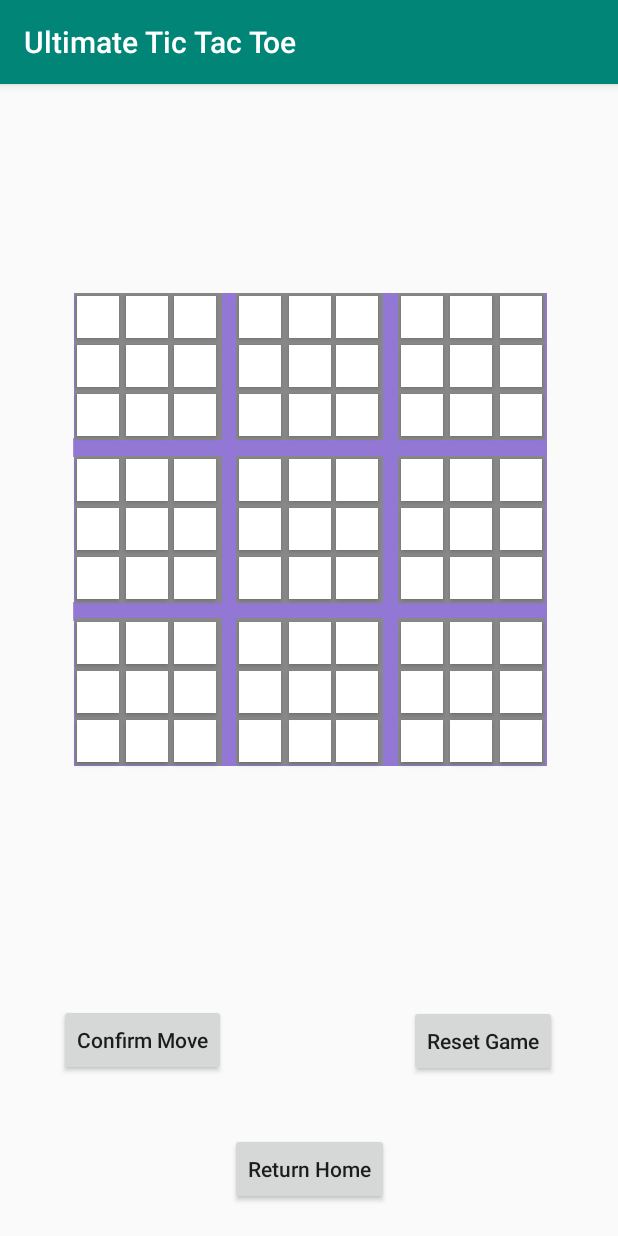
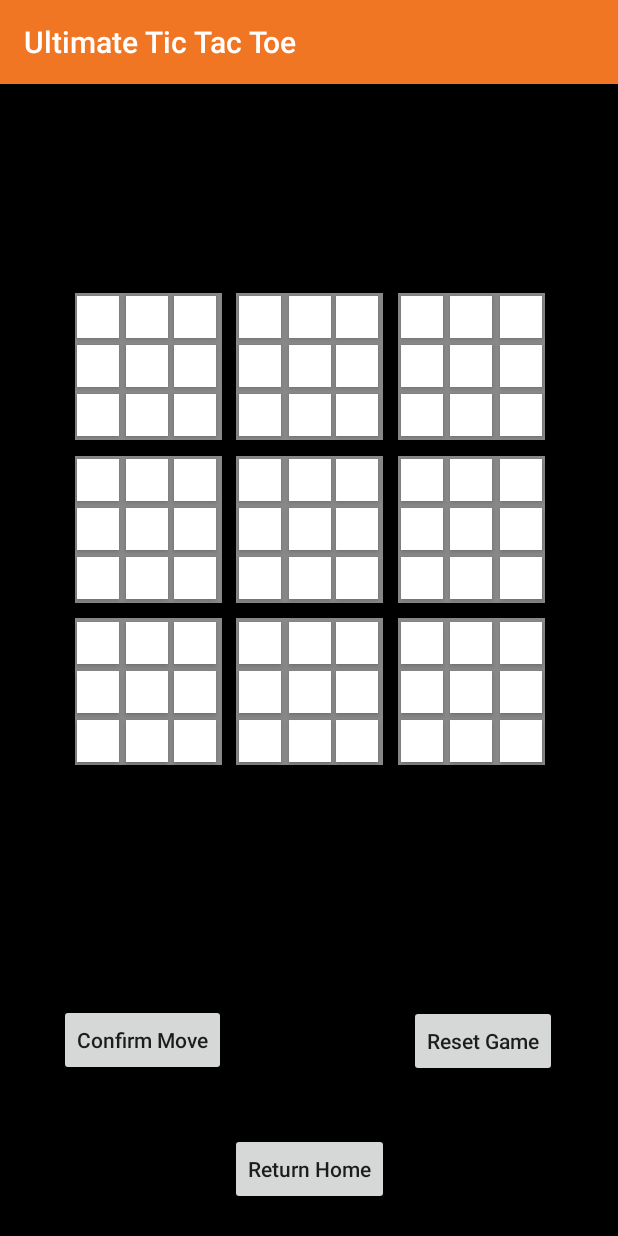
Before and after one commit to djmorel/UltimateTicTacToe, an Android app: the MultiplayerActivity screen opened directly, with no data from a screen before it, on a phone screen of 412 x 824 dp. Run offline under Robolectric (Android 15) with nearby library versions, the phone set to English and light mode, and no system bars.

Commit message:
Version 2.1
Added colors!

```diff
--- a/app/src/main/java/djmorel/bu/edu/ultimatetictactoe/MultiplayerActivity.java
+++ b/app/src/main/java/djmorel/bu/edu/ultimatetictactoe/MultiplayerActivity.java
@@ -159,7 +159,7 @@ public class MultiplayerActivity extends AppCompatActivity implements View.OnCli
                             {
                                 cellwins[Brow][Bcol] = "X";
                                 //Change color of cell to reflect territorial control
-                                colorButton[Brow][Bcol].setBackgroundColor(0xFF9bcdff);
+                                colorButton[Brow][Bcol].setBackgroundColor(0xFF6fa2d6);
                             }
                             else {
                                 cellwins[Brow][Bcol] = "O";
@@ -311,7 +311,7 @@ public class MultiplayerActivity extends AppCompatActivity implements View.OnCli
 
         //Turn on the selected toggle button
         ((ToggleButton) v).setChecked(true);
-        v.setBackgroundColor(Color.GREEN);
+        v.setBackgroundColor(0xFFf07624);
     }
 
     //Resets the board
--- a/app/src/main/java/djmorel/bu/edu/ultimatetictactoe/SinglePlayerActivity.java
+++ b/app/src/main/java/djmorel/bu/edu/ultimatetictactoe/SinglePlayerActivity.java
@@ -159,7 +159,7 @@ public class SinglePlayerActivity extends AppCompatActivity implements View.OnCl
                             {
                                 cellwins[Brow][Bcol] = "X";
                                 //Change color of cell to reflect territorial control
-                                colorButton[Brow][Bcol].setBackgroundColor(0xFF9bcdff);
+                                colorButton[Brow][Bcol].setBackgroundColor(0xFF6fa2d6);
                             }
                             else{
                                 cellwins[Brow][Bcol] = "O";
@@ -312,7 +312,7 @@ public class SinglePlayerActivity extends AppCompatActivity implements View.OnCl
 
         //Turn on the selected toggle button
         ((ToggleButton) v).setChecked(true);
-        v.setBackgroundColor(Color.GREEN);
+        v.setBackgroundColor(0xFFf07624);
     }
 
     //Resets the board
--- a/app/src/main/res/layout/activity_how2_play.xml
+++ b/app/src/main/res/layout/activity_how2_play.xml
@@ -4,7 +4,8 @@
     xmlns:tools="http://schemas.android.com/tools"
     android:layout_width="match_parent"
     android:layout_height="match_parent"
-    tools:context=".How2PlayActivity">
+    tools:context=".How2PlayActivity"
+    android:background="@android:color/black">
 
     <TextView
         android:id="@+id/infoTextView"
@@ -17,6 +18,7 @@
         android:layout_marginRight="4dp"
         android:layout_marginBottom="8dp"
         android:text="Game Info Here"
+        android:textColor="@color/colorPrimary"
         app:layout_constraintBottom_toBottomOf="parent"
         app:layout_constraintEnd_toEndOf="parent"
         app:layout_constraintStart_toStartOf="parent"
--- a/app/src/main/res/layout/activity_main.xml
+++ b/app/src/main/res/layout/activity_main.xml
@@ -4,7 +4,8 @@
     xmlns:tools="http://schemas.android.com/tools"
     android:layout_width="match_parent"
     android:layout_height="match_parent"
-    tools:context=".MainActivity">
+    tools:context=".MainActivity"
+    android:background="@android:color/black">
 
     <Button
         android:id="@+id/how2playButton"
@@ -53,6 +54,7 @@
         android:layout_marginRight="8dp"
         android:layout_marginBottom="8dp"
         android:text="Ultimate"
+        android:textColor="@color/colorPrimary"
         android:textSize="42sp"
         app:layout_constraintBottom_toBottomOf="parent"
         app:layout_constraintEnd_toEndOf="parent"
@@ -71,6 +73,7 @@
         android:layout_marginRight="8dp"
         android:layout_marginBottom="8dp"
         android:text="Tic Tac Toe"
+        android:textColor="@color/colorPrimary"
         android:textSize="42sp"
         app:layout_constraintBottom_toBottomOf="parent"
         app:layout_constraintEnd_toEndOf="parent"
--- a/app/src/main/res/layout/activity_multiplayer.xml
+++ b/app/src/main/res/layout/activity_multiplayer.xml
@@ -4,7 +4,8 @@
     xmlns:tools="http://schemas.android.com/tools"
     android:layout_width="match_parent"
     android:layout_height="match_parent"
-    tools:context=".MultiplayerActivity">
+    tools:context=".MultiplayerActivity"
+    android:background="@android:color/black">
 
     <ImageView
         android:id="@+id/imageView"
@@ -16,6 +17,7 @@
         android:layout_marginEnd="8dp"
         android:layout_marginRight="8dp"
         android:layout_marginBottom="8dp"
+        android:visibility="invisible"
         app:layout_constraintBottom_toBottomOf="parent"
         app:layout_constraintEnd_toEndOf="parent"
         app:layout_constraintStart_toStartOf="parent"
@@ -80,21 +82,6 @@
         app:layout_constraintVertical_bias="0.861" />
 
     <Button
-        android:id="@+id/colorButtonBack"
-        android:layout_width="315dp"
-        android:layout_height="315dp"
-        android:layout_marginStart="1dp"
-        android:layout_marginLeft="1dp"
-        android:background="#9277d4"
-        android:enabled="false"
-        android:clickable="false"
-        app:layout_constraintBottom_toBottomOf="@+id/imageView"
-        app:layout_constraintEnd_toEndOf="@+id/imageView"
-        app:layout_constraintHorizontal_bias="0.997"
-        app:layout_constraintStart_toStartOf="@+id/imageView"
-        app:layout_constraintTop_toTopOf="@+id/imageView"
-        app:layout_constraintVertical_bias="0" />
-    <Button
         android:id="@+id/colorButton00"
         android:layout_width="98dp"
         android:layout_height="98dp"
--- a/app/src/main/res/layout/activity_select_game_mode.xml
+++ b/app/src/main/res/layout/activity_select_game_mode.xml
@@ -4,7 +4,8 @@
     xmlns:tools="http://schemas.android.com/tools"
     android:layout_width="match_parent"
     android:layout_height="match_parent"
-    tools:context=".SelectGameMode">
+    tools:context=".SelectGameMode"
+    android:background="@android:color/black">
 
     <Button
         android:id="@+id/singleplayerButton"
@@ -54,6 +55,7 @@
         android:layout_marginBottom="8dp"
         android:text="Select Game Mode"
         android:textAllCaps="false"
+        android:textColor="@color/colorPrimary"
         android:textSize="18sp"
         app:layout_constraintBottom_toBottomOf="parent"
         app:layout_constraintEnd_toEndOf="parent"
--- a/app/src/main/res/values/colors.xml
+++ b/app/src/main/res/values/colors.xml
@@ -1,6 +1,6 @@
 <?xml version="1.0" encoding="utf-8"?>
 <resources>
-    <color name="colorPrimary">#008577</color>
-    <color name="colorPrimaryDark">#00574B</color>
+    <color name="colorPrimary">#f07624</color>
+    <color name="colorPrimaryDark">#d65803</color>
     <color name="colorAccent">#D81B60</color>
 </resources>
```
Also changed, not shown: app/src/main/res/layout/activity_single_player.xml (+4 -16 lines).
